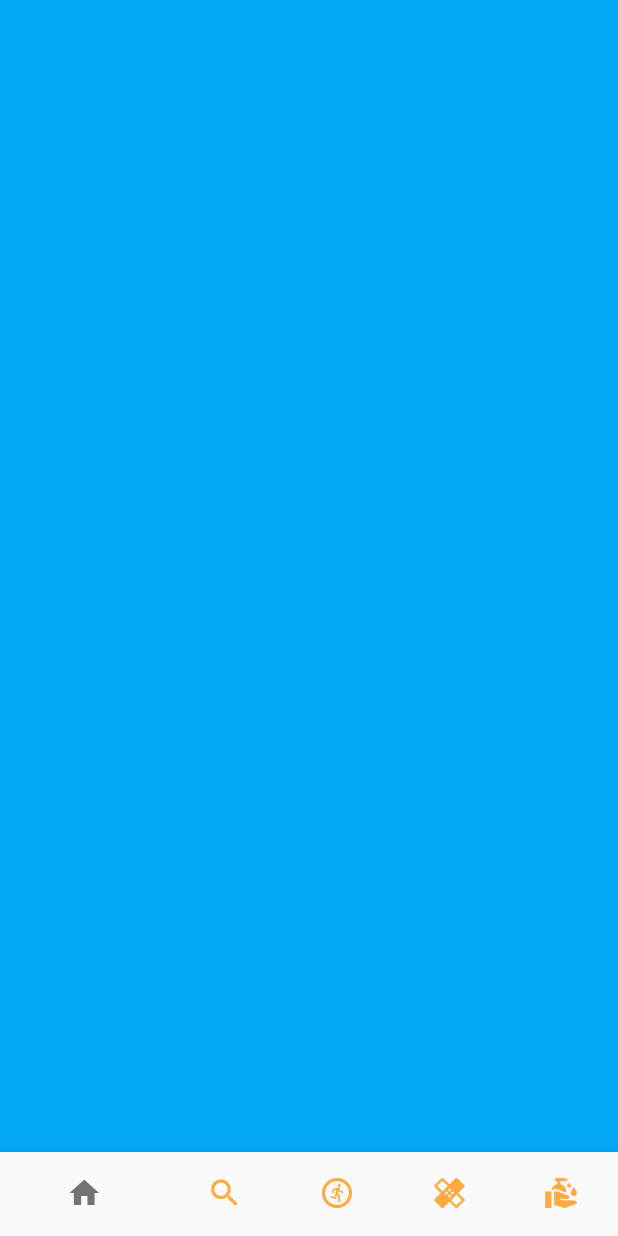
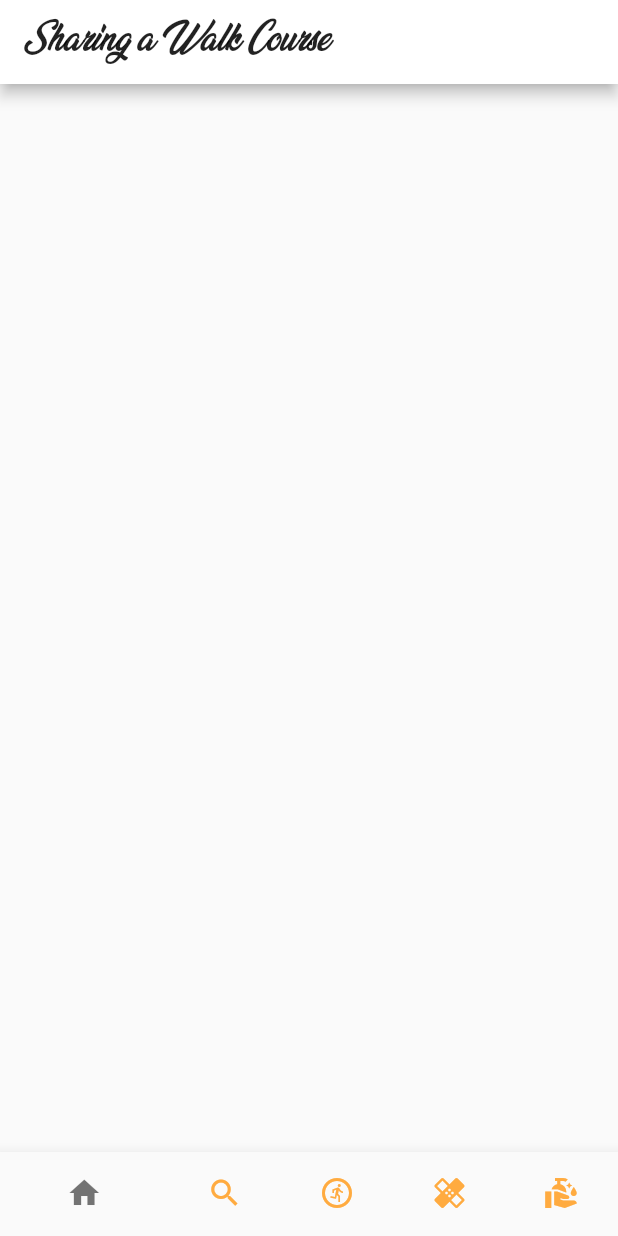
Before and after one commit to wooniverse7/My_Flutter_pratice, a Flutter app: the screen it shows after launch, on a phone screen of 412 x 824 dp. Run offline on Flutter 3.47's test engine with Material 2 defaults, Android fonts, the phone set to English and light mode, and no system bars.

Commit message:
backUp 01

```diff
--- /dev/null
+++ b/lib/constants/material_white.dart
@@ -0,0 +1,17 @@
+import 'package:flutter/material.dart';
+
+const MaterialColor white = MaterialColor(
+  0xFFFFFFFF,
+  <int, Color>{
+     50: Color(0x0FFFFFFF),
+    100: Color(0x1FFFFFFF),
+    200: Color(0x2FFFFFFF),
+    300: Color(0x3FFFFFFF),
+    400: Color(0x4FFFFFFF),
+    500: Color(0x5FFFFFFF),
+    600: Color(0x6FFFFFFF),
+    700: Color(0x7FFFFFFF),
+    800: Color(0x8FFFFFFF),
+    900: Color(0x9FFFFFFF),
+  },
+);
--- /dev/null
+++ b/lib/feed_screen.dart
@@ -0,0 +1,19 @@
+import 'package:flutter/material.dart';
+
+class FeedScreen extends StatelessWidget {
+  @override
+  Widget build(BuildContext context) {
+    return Scaffold(//StatefullWidget의 기능 사용허가
+     appBar: AppBar(
+       title: Text(
+         'Sharing a Walk Course',
+         style: TextStyle(
+           fontFamily: 'veganStyle',
+         color: Colors.black87,
+
+         ),
+       ),
+     ),
+    );
+  }
+}
--- a/lib/home_page.dart
+++ b/lib/home_page.dart
@@ -1,6 +1,7 @@
 
 
 import 'package:flutter/material.dart';
+import 'package:testing_app01/feed_screen.dart';
 
 class HomePage extends StatefulWidget {
   HomePage({
@@ -23,12 +24,22 @@ class _HomePageState extends State<HomePage> {
 
   int _selectedIndex = 0;
 
+  static List<Widget> _screens = <Widget>[
+    FeedScreen(),
+    Container(color: Colors.amberAccent,),
+    Container(color: Colors.blueAccent,),
+    Container(color: Colors.greenAccent,),
+    Container(color: Colors.deepPurpleAccent,),
+    Container(color: Colors.cyanAccent,),
+  ];
+
   @override
   Widget build(BuildContext context) {
     return Scaffold(
 
-      body: Container(
-        color: Colors.lightBlue,
+      body: IndexedStack(
+        index: _selectedIndex,
+        children: _screens,
       ),
       bottomNavigationBar: BottomNavigationBar(//홉 하단에 아이콘 생성
           showSelectedLabels: false,  //선택된 레이블의 아이콘을 보여줄것이냐
--- a/lib/main.dart
+++ b/lib/main.dart
@@ -1,4 +1,5 @@
 import 'package:flutter/material.dart';
+import 'package:testing_app01/constants/material_white.dart';
 import 'package:testing_app01/home_page.dart';
 
 void main() {
@@ -11,6 +12,7 @@ class MyApp extends StatelessWidget {
   Widget build(BuildContext context) {
     return MaterialApp(
       home : HomePage(),
+      theme: ThemeData(primarySwatch: white),
     );
   }
 }
```
Also changed, not shown: pubspec.yaml (+4 -4 lines), assets/fonts/instaFont.ttf (added).
